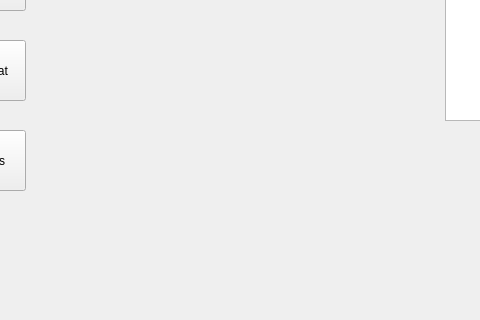
The window that bankautomat/valikko.ui (tvt21kmo-bank-project/group_4) describes before a commit, drawn with Qt 5; both pictures show x 125 to 605 and y 310 to 630 of the 1024 by 768 pixel window.
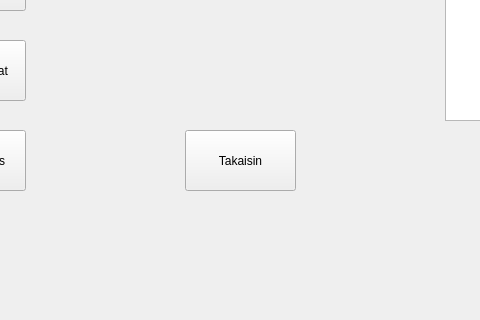
The same window after the commit.

What changed in the file:
```diff
--- a/bankautomat/valikko.ui
+++ b/bankautomat/valikko.ui
@@ -151,6 +151,19 @@
     <string>Nosto</string>
    </property>
   </widget>
+  <widget class="QPushButton" name="btnBack">
+   <property name="geometry">
+    <rect>
+     <x>310</x>
+     <y>440</y>
+     <width>111</width>
+     <height>61</height>
+    </rect>
+   </property>
+   <property name="text">
+    <string>Takaisin</string>
+   </property>
+  </widget>
  </widget>
  <resources/>
  <connections/>
```
